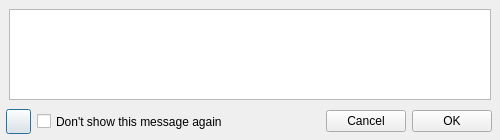
pyCGNS/pyCGNS, file NAVigater/CGNS/NAV/T/Q7MessageWindow.ui: the form before one commit.
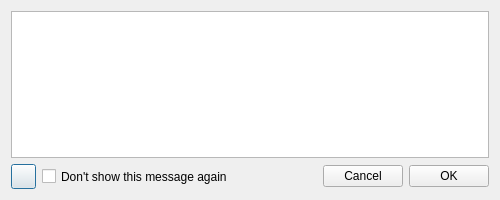
The form after the commit. Icons and pictures are not drawn.

Diff of the .ui file:
```diff
--- a/NAVigater/CGNS/NAV/T/Q7MessageWindow.ui
+++ b/NAVigater/CGNS/NAV/T/Q7MessageWindow.ui
@@ -7,7 +7,7 @@
     <x>0</x>
     <y>0</y>
     <width>500</width>
-    <height>140</height>
+    <height>200</height>
    </rect>
   </property>
   <property name="sizePolicy">
@@ -19,13 +19,13 @@
   <property name="minimumSize">
    <size>
     <width>500</width>
-    <height>140</height>
+    <height>200</height>
    </size>
   </property>
   <property name="maximumSize">
    <size>
-    <width>500</width>
-    <height>140</height>
+    <width>1200</width>
+    <height>600</height>
    </size>
   </property>
   <property name="windowTitle">
@@ -35,15 +35,9 @@
    <iconset resource="../R/Res.qrc">
     <normaloff>:/images/icons/cgSpy.png</normaloff>:/images/icons/cgSpy.png</iconset>
   </property>
+  <layout class="QVBoxLayout" name="verticalLayout">
+   <item>
   <widget class="QTextEdit" name="eMessage">
-   <property name="geometry">
-    <rect>
-     <x>9</x>
-     <y>9</y>
-     <width>482</width>
-     <height>91</height>
-    </rect>
-   </property>
    <property name="minimumSize">
     <size>
      <width>0</width>
@@ -63,15 +57,8 @@
     <set>Qt::NoTextInteraction</set>
    </property>
   </widget>
-  <widget class="QWidget" name="verticalLayoutWidget">
-   <property name="geometry">
-    <rect>
-     <x>6</x>
-     <y>106</y>
-     <width>486</width>
-     <height>31</height>
-    </rect>
-   </property>
+   </item>
+   <item>
    <layout class="QHBoxLayout" name="horizontalLayout_2">
     <property name="sizeConstraint">
      <enum>QLayout::SetNoConstraint</enum>
@@ -140,7 +127,8 @@
      </widget>
     </item>
    </layout>
-  </widget>
+   </item>
+  </layout>
  </widget>
  <resources>
   <include location="../R/Res.qrc"/>
```
Lines whose indentation alone changed are shown as unchanged.
